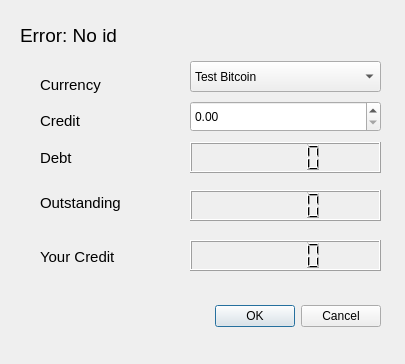
Qt form frienddetailsdialog.ui (zeroreserve/ZeroReserve) before a commit.
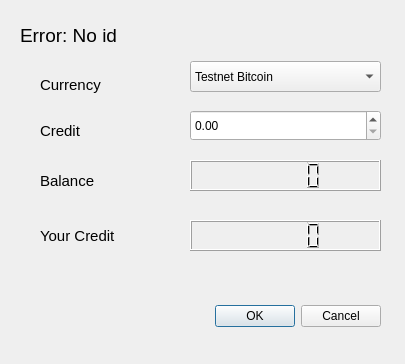
The same form after that commit.

Commit message: added some storing of credit

The edit to the form file:
```diff
--- a/frienddetailsdialog.ui
+++ b/frienddetailsdialog.ui
@@ -58,7 +58,7 @@
    </property>
    <item>
     <property name="text">
-     <string>Test Bitcoin</string>
+     <string>Testnet Bitcoin</string>
     </property>
    </item>
    <item>
@@ -89,7 +89,7 @@
    <property name="geometry">
     <rect>
      <x>190</x>
-     <y>101</y>
+     <y>110</y>
      <width>191</width>
      <height>31</height>
     </rect>
@@ -105,7 +105,7 @@
    <property name="geometry">
     <rect>
      <x>190</x>
-     <y>142</y>
+     <y>160</y>
      <width>191</width>
      <height>31</height>
     </rect>
@@ -115,7 +115,7 @@
    <property name="geometry">
     <rect>
      <x>40</x>
-     <y>147</y>
+     <y>170</y>
      <width>91</width>
      <height>21</height>
     </rect>
@@ -126,14 +126,14 @@
     </font>
    </property>
    <property name="text">
-    <string>Debt</string>
+    <string>Balance</string>
    </property>
   </widget>
   <widget class="QLabel" name="label_3">
    <property name="geometry">
     <rect>
      <x>40</x>
-     <y>110</y>
+     <y>120</y>
      <width>131</width>
      <height>21</height>
     </rect>
@@ -151,35 +151,7 @@
    <property name="geometry">
     <rect>
      <x>190</x>
-     <y>190</y>
-     <width>191</width>
-     <height>31</height>
-    </rect>
-   </property>
-  </widget>
-  <widget class="QLabel" name="label_5">
-   <property name="geometry">
-    <rect>
-     <x>40</x>
-     <y>192</y>
-     <width>131</width>
-     <height>21</height>
-    </rect>
-   </property>
-   <property name="font">
-    <font>
-     <pointsize>11</pointsize>
-    </font>
-   </property>
-   <property name="text">
-    <string>Outstanding</string>
-   </property>
-  </widget>
-  <widget class="QLCDNumber" name="yourCreditLCD">
-   <property name="geometry">
-    <rect>
-     <x>190</x>
-     <y>240</y>
+     <y>220</y>
      <width>191</width>
      <height>31</height>
     </rect>
@@ -189,7 +161,7 @@
    <property name="geometry">
     <rect>
      <x>40</x>
-     <y>241</y>
+     <y>220</y>
      <width>131</width>
      <height>31</height>
     </rect>
```
Left out of the diff: 4 changed lines with no effect on the pictures. The commit also changes 9 other files.
